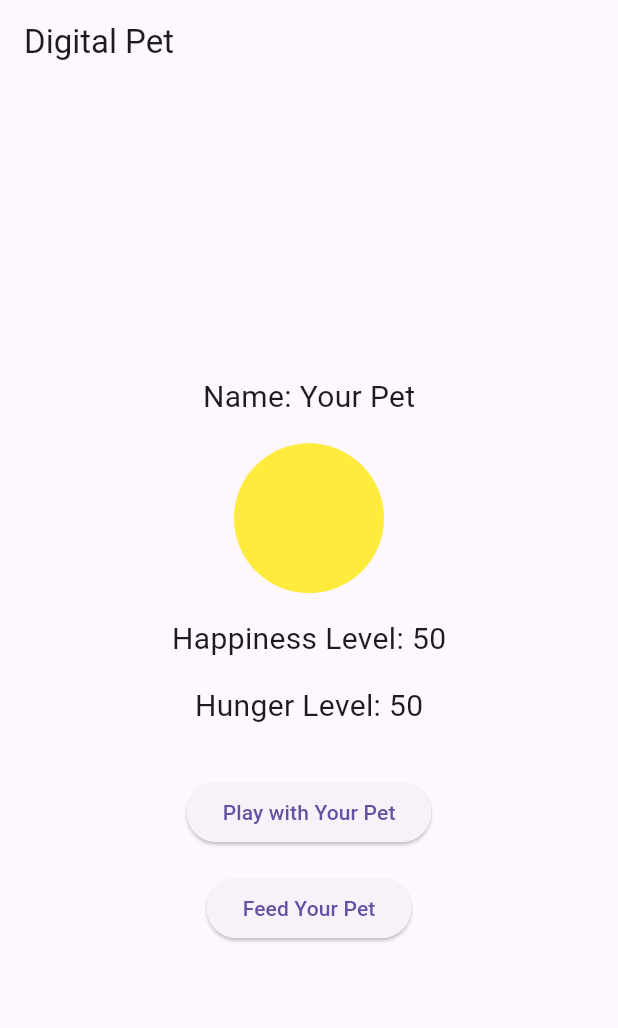
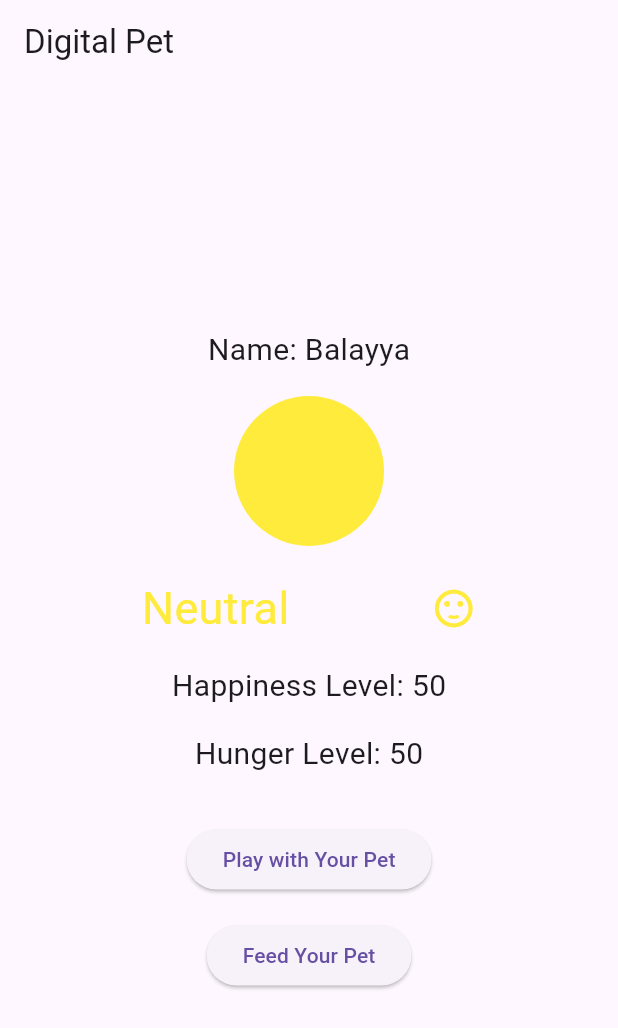
Before and after one commit to nikhilchowdary-yamani/act5, a Flutter app: the screen it shows after launch, on a phone screen of 412 x 824 dp. Shown: the top 1028 px of the screen. Run offline on Flutter 3.47's test engine with Material 3 defaults, Android fonts, the phone set to English and light mode, and no system bars.

Commit message:
Pet Mood Indicator

```diff
--- a/lib/main.dart
+++ b/lib/main.dart
@@ -14,18 +14,32 @@ class DigitalPetApp extends StatefulWidget {
 }
 
 class _DigitalPetAppState extends State<DigitalPetApp> {
-  String petName = "Your Pet";
+  String petName = "Balayya";
   int happinessLevel = 50;
   int hungerLevel = 50;
+  String moodIndicator = "Neutral";
+  IconData moodIcon = Icons.sentiment_satisfied_alt;
 
   // Determine pet color based on happiness level
   Color get petColor {
     if (happinessLevel > 70) {
-      return Colors.green; // Happy
+      setState(() {
+        moodIndicator = "Happy";
+        moodIcon = Icons.sentiment_satisfied_alt;
+      });
+      return Colors.green;
     } else if (happinessLevel >= 30) {
-      return Colors.yellow; // Neutral
+      setState(() {
+        moodIndicator = "Neutral";
+        moodIcon = Icons.sentiment_satisfied;
+      });
+      return Colors.yellow;
     } else {
-      return Colors.red; // Unhappy
+      setState(() {
+        moodIndicator = "Unhappy";
+        moodIcon = Icons.sentiment_very_dissatisfied;
+      });
+      return Colors.red;
     }
   }
 
@@ -86,7 +100,24 @@ class _DigitalPetAppState extends State<DigitalPetApp> {
                 shape: BoxShape.circle,
               ),
             ),
-
+            SizedBox(height: 20,),
+            Row(
+            mainAxisAlignment: MainAxisAlignment.spaceEvenly,
+            children: [
+              Text(
+                  moodIndicator,
+                  style: TextStyle(
+                    fontSize: 30,
+                    color: petColor,
+                  ),
+                ),
+              Icon(
+                moodIcon,
+                color: petColor,
+                size: 30,
+              ),
+            ],
+          ),
             const SizedBox(height: 16.0),
             Text('Happiness Level: $happinessLevel',
                 style: const TextStyle(fontSize: 20.0)),
```
